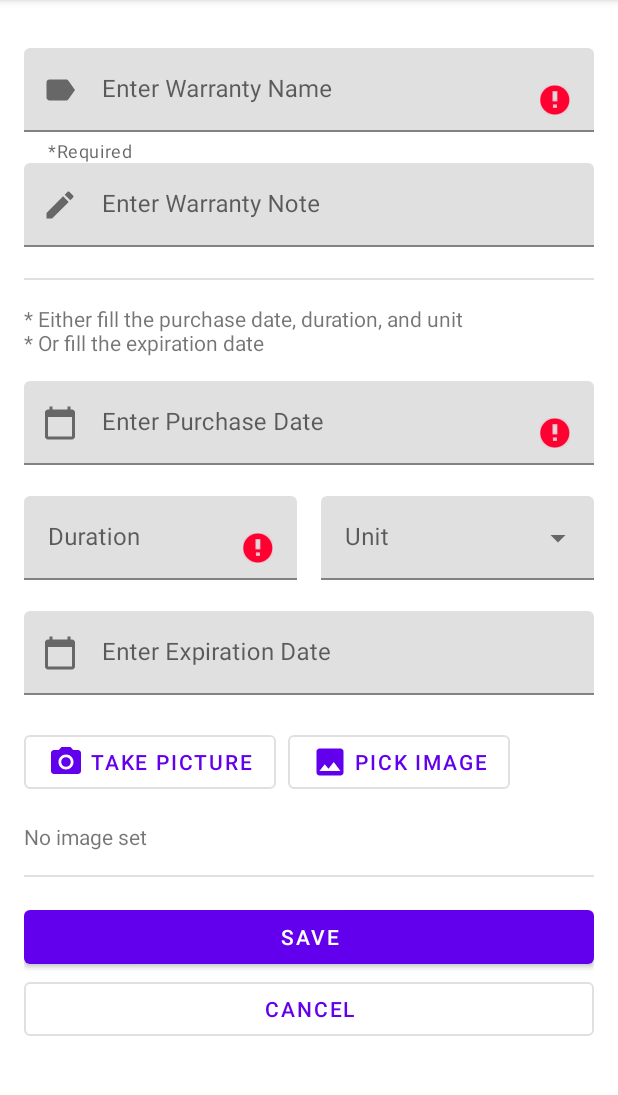
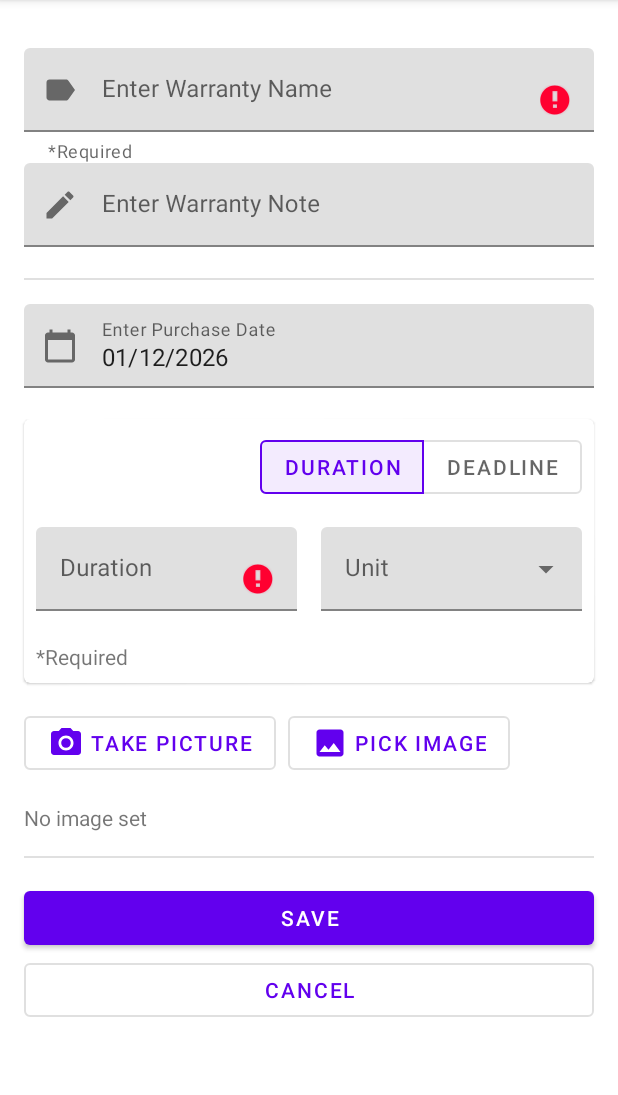
Before and after one commit to neyhuansikoko/warranty-logger, an Android app: the fragment AddWarrantyFragment placed in its activity, after a tap on "SAVE", on a phone screen of 412 x 824 dp, the part 84-1179 px from its top. Run offline under Robolectric (Android 15) with nearby library versions, the light colour scheme and no system bars; our stand-ins replace Room's generated code, navigation-ui; 4 statements that could not run were skipped.

Commit message:
Implement set warranty expiration date by either specifying the expiration date or specifying the warranty duration.

```diff
--- a/app/src/main/java/com/neyhuansikoko/warrantylogger/view/AddWarrantyFragment.kt
+++ b/app/src/main/java/com/neyhuansikoko/warrantylogger/view/AddWarrantyFragment.kt
@@ -39,6 +39,7 @@ class AddWarrantyFragment : Fragment() {
     private val inputDuration: String get() = binding.tilEtAddDuration.text.toString()
     private val inputUnit: String get() = binding.actvAddUnit.text.toString()
     private val inputExpirationDate: String get() = binding.tilEtAddExpirationDate.text.toString()
+    private val tgCheckedId: Int get() = binding.tgAddDeadline.checkedButtonId
     private val imageChooserActivity = registerForActivityResult(ActivityResultContracts.GetContent()) {imageUri ->
         //Return content URI
         if (imageUri != null) {
@@ -84,11 +85,7 @@ class AddWarrantyFragment : Fragment() {
 
             tilEtAddWarrantyName.setText(model.warrantyName)
             tilEtAddNote.setText(model.note)
-            tilEtAddPurchaseDate.setText(if (model.purchaseDate > DEFAULT_MODEL.expirationDate) {
-                formatDateMillis(model.purchaseDate)
-            } else {
-                getString(R.string.empty)
-            })
+            tilEtAddPurchaseDate.setText(formatDateMillis(model.purchaseDate))
 
             val adapter = ArrayAdapter(
                 requireContext(),
@@ -97,6 +94,22 @@ class AddWarrantyFragment : Fragment() {
             )
             actvAddUnit.setAdapter(adapter)
             actvAddUnit.setText(adapter.getItem(0), false)
+
+            tgAddDeadline.addOnButtonCheckedListener { _, checkedId, isChecked ->
+                if (isChecked) {
+                    closeSoftKeyboard(binding.root, requireContext())
+                    when (checkedId) {
+                        R.id.btn_tg_add_duration -> {
+                            tilAddExpirationDate.visibility = View.GONE
+                            layoutAddDuration.visibility = View.VISIBLE
+                        }
+                        R.id.btn_tg_add_expiration_date -> {
+                            tilAddExpirationDate.visibility = View.VISIBLE
+                            layoutAddDuration.visibility = View.GONE
+                        }
+                    }
+                }
+            }
 
             tilEtAddExpirationDate.setText(if (model.expirationDate > DEFAULT_MODEL.expirationDate) {
                 formatDateMillis(model.expirationDate)
@@ -126,8 +139,11 @@ class AddWarrantyFragment : Fragment() {
                     model.warrantyName = inputWarrantyName
                     model.note = inputNote
                     model.modifiedDate = System.currentTimeMillis()
-                    model.expirationDate = model.expirationDate.takeIf { it > DEFAULT_MODEL.expirationDate && inputDuration.isBlank() }
-                        ?: sharedViewModel.calculateExpirationDate(inputDuration, inputUnit)
+                    model.expirationDate = if (tgCheckedId == R.id.btn_tg_add_duration) {
+                        sharedViewModel.calculateExpirationDate(inputDuration, inputUnit)
+                    } else {
+                        model.expirationDate
+                    }
                     onSaveClick()
                     findNavController().navigate(R.id.action_addWarrantyFragment_to_warrantyListFragment)
                 }
@@ -207,8 +223,8 @@ class AddWarrantyFragment : Fragment() {
     private fun isInputValid(): Boolean {
         setError()
         return inputWarrantyName.isNotBlank() &&
-                (inputExpirationDate.isNotBlank() || (inputPurchaseDate.isNotBlank() && inputDuration.isNotBlank())) &&
-                ((model.purchaseDate < model.expirationDate).takeIf { inputPurchaseDate.isNotBlank() } ?: true)
+                ((tgCheckedId == R.id.btn_tg_add_expiration_date && inputExpirationDate.isNotBlank() && inputExpirationDate > inputPurchaseDate) ||
+                        tgCheckedId == R.id.btn_tg_add_duration && inputDuration.isNotBlank())
     }
 
     private fun setError() {
@@ -222,26 +238,10 @@ class AddWarrantyFragment : Fragment() {
                 tilEtAddWarrantyName.error = getString(R.string.warranty_name_error_text)
             }
 
-            if (inputExpirationDate.isBlank()) {
-                if (inputPurchaseDate.isBlank() || inputDuration.isBlank()) {
-                    tilEtAddPurchaseDate.error = getString(R.string.purchase_date_error_text)
-                    tilEtAddDuration.error = getString(R.string.duration_error_text)
-                } else {
-                    //trigger purchase date and expiration date update
-                }
-            } else if (inputPurchaseDate.isNotBlank()) {
-                if (inputDuration.isBlank()) {
-                    if (model.purchaseDate >= model.expirationDate) {
-                        tilEtAddPurchaseDate.error = getString(R.string.purchase_expiration_date_error_text)
-                        tilAddExpirationDate.error = getString(R.string.purchase_expiration_date_error_text)
-                    } else {
-                        //trigger purchase date update
-                    }
-                } else {
-                    //trigger purchase and expiration date update
-                }
-            } else {
-                //trigger expiration date update
+            if (tgCheckedId == R.id.btn_tg_add_duration && inputDuration.isBlank()) {
+                tilEtAddDuration.error = getString(R.string.duration_error_text)
+            } else if (tgCheckedId == R.id.btn_tg_add_expiration_date && inputExpirationDate.isBlank()) {
+                tilEtAddExpirationDate.error = getString(R.string.purchase_expiration_date_error_text)
             }
         }
     }
@@ -260,7 +260,7 @@ class AddWarrantyFragment : Fragment() {
                         it > DEFAULT_MODEL.expirationDate
                     } ?: DEFAULT_DATE_SELECTION.takeIf {
                         constraints != EMPTY_DATE_CONSTRAINT
-                    } ?: (DEFAULT_DATE_SELECTION - DAY_MILLIS)
+                    } ?: (MaterialDatePicker.todayInUtcMilliseconds())
                 )
                 .build()
         datePicker.apply {
--- a/app/src/main/java/com/neyhuansikoko/warrantylogger/viewmodel/WarrantyViewModel.kt
+++ b/app/src/main/java/com/neyhuansikoko/warrantylogger/viewmodel/WarrantyViewModel.kt
@@ -9,10 +9,8 @@ import com.neyhuansikoko.warrantylogger.database.deleteImageFile
 import com.neyhuansikoko.warrantylogger.database.isValid
 import kotlinx.coroutines.Dispatchers
 import kotlinx.coroutines.launch
-import kotlinx.coroutines.runBlocking
 import kotlinx.coroutines.withContext
 import java.io.File
-import java.util.*
 import java.util.concurrent.TimeUnit
 
 class WarrantyViewModel(application: Application): AndroidViewModel(application) {
@@ -217,7 +215,7 @@ class WarrantyViewModel(application: Application): AndroidViewModel(application)
 
     fun calculateExpirationDate(duration: String, timeUnit: String): Long {
         inputModel.apply {
-            return purchaseDate + inputToDays(duration.toLong(), timeUnit) * DAY_MILLIS
+            return inputModel.purchaseDate + inputToDays(duration.toLong(), timeUnit) * DAY_MILLIS
         }
     }
 
--- a/app/src/main/res/layout/fragment_add_warranty.xml
+++ b/app/src/main/res/layout/fragment_add_warranty.xml
@@ -8,6 +8,7 @@
     <LinearLayout
         android:layout_width="match_parent"
         android:layout_height="wrap_content"
+        android:clipToPadding="false"
         android:orientation="vertical"
         android:paddingStart="16dp"
         android:paddingTop="32dp"
@@ -52,13 +53,6 @@
             android:layout_height="wrap_content"
             android:layout_marginBottom="16dp" />
 
-        <TextView
-            android:id="@+id/tv_add_date_description"
-            android:layout_width="match_parent"
-            android:layout_height="wrap_content"
-            android:layout_marginBottom="16dp"
-            android:text="@string/date_helper_text" />
-
         <com.google.android.material.textfield.TextInputLayout
             android:id="@+id/til_add_purchase_date"
             android:layout_width="match_parent"
@@ -76,7 +70,45 @@
                 android:focusable="false" />
         </com.google.android.material.textfield.TextInputLayout>
 
+        <com.google.android.material.card.MaterialCardView
+            android:id="@+id/card"
+            android:layout_width="match_parent"
+            android:layout_height="wrap_content"
+            android:layout_marginBottom="16dp">
+
             <LinearLayout
+                android:layout_width="match_parent"
+                android:layout_height="match_parent"
+                android:orientation="vertical"
+                android:padding="8dp">
+
+                <com.google.android.material.button.MaterialButtonToggleGroup
+                    android:id="@+id/tg_add_deadline"
+                    android:layout_width="wrap_content"
+                    android:layout_height="wrap_content"
+                    android:layout_gravity="end"
+                    android:layout_marginBottom="16dp"
+                    app:singleSelection="true"
+                    app:selectionRequired="true"
+                    app:checkedButton="@id/btn_tg_add_duration">
+
+                    <Button
+                        android:id="@+id/btn_tg_add_duration"
+                        style="?attr/materialButtonOutlinedStyle"
+                        android:layout_width="wrap_content"
+                        android:layout_height="wrap_content"
+                        android:text="@string/btn_tg_duration_text" />
+
+                    <Button
+                        android:id="@+id/btn_tg_add_expiration_date"
+                        style="?attr/materialButtonOutlinedStyle"
+                        android:layout_width="wrap_content"
+                        android:layout_height="wrap_content"
+                        android:text="@string/btn_tg_deadline_text" />
+                </com.google.android.material.button.MaterialButtonToggleGroup>
+
+                <LinearLayout
+                    android:id="@+id/layout_add_duration"
                     android:layout_width="match_parent"
                     android:layout_height="match_parent"
                     android:baselineAligned="false"
@@ -122,6 +154,7 @@
                     android:layout_width="match_parent"
                     android:layout_height="wrap_content"
                     android:hint="@string/enter_expiration_date_text"
+                    android:visibility="gone"
                     app:errorEnabled="true"
                     app:startIconDrawable="@drawable/ic_date_picker">
 
@@ -133,6 +166,14 @@
                         android:cursorVisible="false"
                         android:focusable="false" />
                 </com.google.android.material.textfield.TextInputLayout>
+
+                <TextView
+                    android:id="@+id/tv_add_date_description"
+                    android:layout_width="match_parent"
+                    android:layout_height="wrap_content"
+                    android:text="@string/helper_text" />
+            </LinearLayout>
+        </com.google.android.material.card.MaterialCardView>
 
         <LinearLayout
             android:layout_width="match_parent"
--- a/app/src/main/res/values/strings.xml
+++ b/app/src/main/res/values/strings.xml
@@ -54,6 +54,8 @@
     <string name="note_label_text">Note</string>
     <string name="enter_warranty_note_text">Enter Warranty Note</string>
     <string name="helper_text">*Required</string>
-    <string name="date_helper_text">* Either fill the purchase date, duration, and unit\n* Or fill the expiration date</string>
+    <string name="date_helper_text">*Set the expiration date, either by duration or by deadline. Required.</string>
     <string name="pick_image_text">Pick Image</string>
+    <string name="btn_tg_duration_text">Duration</string>
+    <string name="btn_tg_deadline_text">Deadline</string>
 </resources>
```
Also changed, not shown: app/src/main/java/com/neyhuansikoko/warrantylogger/Utils.kt (+1 -6 lines). Lines whose indentation alone changed are shown as unchanged.
